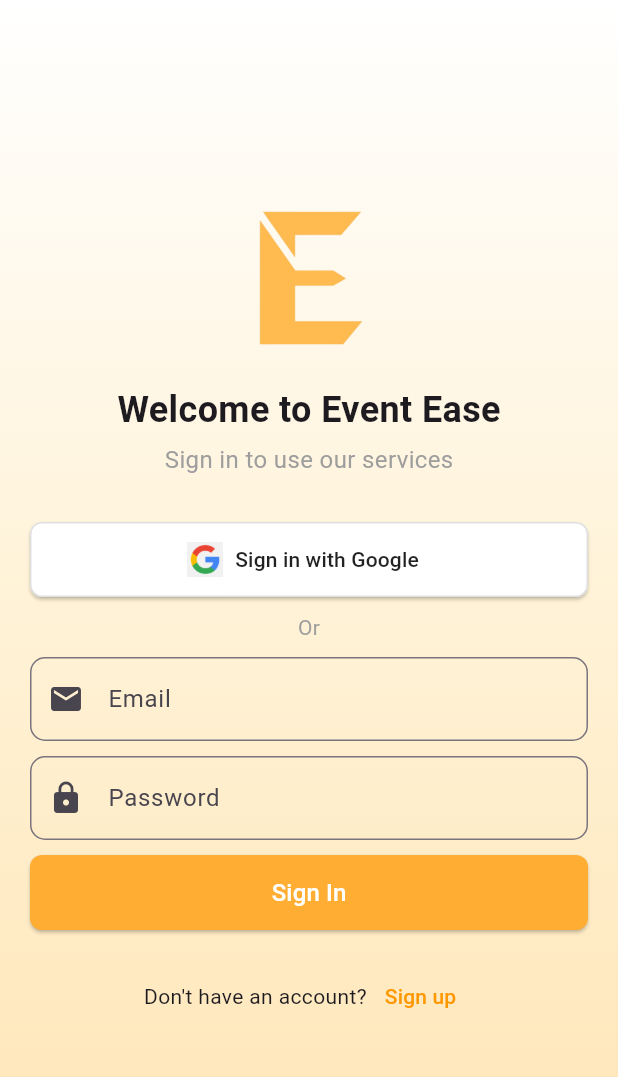
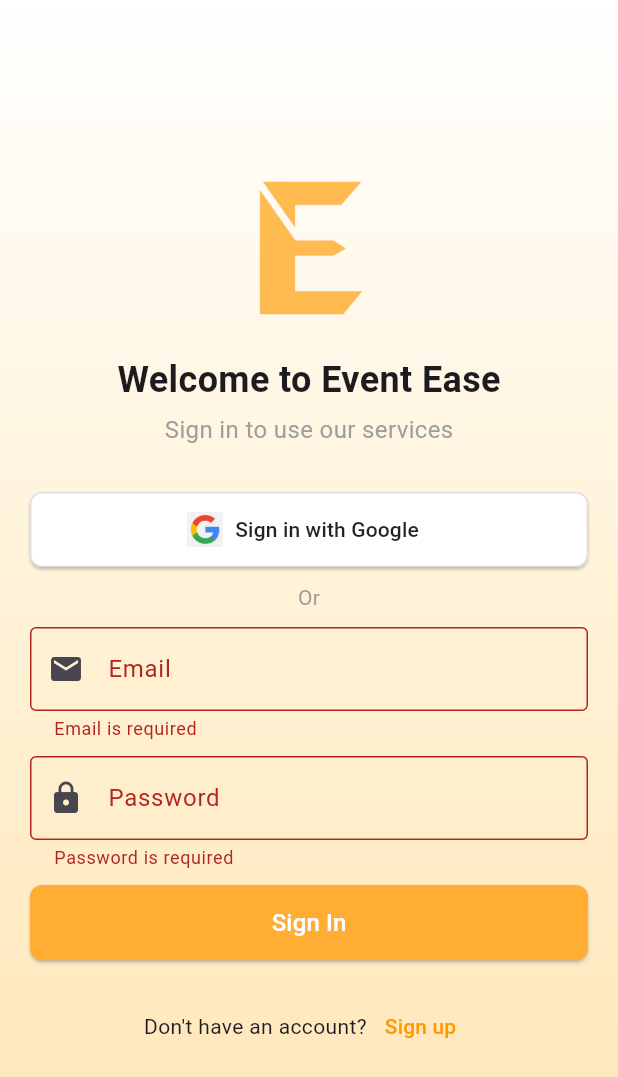
Before and after one commit to Gakwaya011/Event_EASE, a Flutter app: the screen it shows after launch, after a tap on "Sign In", on a phone screen of 412 x 824 dp. Shown: the top 1077 px of the screen. Run offline on Flutter 3.47's test engine with Material 3 defaults, Android fonts, the phone set to English and light mode, and no system bars; our stand-ins replace firebase_auth, firebase_core, go_router, google_sign_in; accounts and stored records are empty.

```diff
--- a/event_ease/lib/features/auth/presentation/pages/login_page.dart
+++ b/event_ease/lib/features/auth/presentation/pages/login_page.dart
@@ -2,17 +2,27 @@
 import 'package:flutter/material.dart';
 import 'package:provider/provider.dart';
 import 'package:go_router/go_router.dart';
-import '../widgets/custom_textfield.dart';
+//import '../widgets/custom_textfield.dart';
 import '../widgets/google_signin_button.dart';
 
-class LoginPage extends StatelessWidget {
+class LoginPage extends StatefulWidget {
   const LoginPage({super.key});
+
+  @override
+  State<LoginPage> createState() => _LoginPageState();
+}
+
+class _LoginPageState extends State<LoginPage> {
+  final TextEditingController emailController = TextEditingController();
+  final TextEditingController passwordController = TextEditingController();
+  final _formKey = GlobalKey<FormState>();
+  String? errorMessage;
+
+  bool isLoading = false;
 
   @override
   Widget build(BuildContext context) {
     final authProvider = Provider.of<AuthProvider>(context, listen: false);
-    final TextEditingController emailController = TextEditingController();
-    final TextEditingController passwordController = TextEditingController();
 
     return Scaffold(
       body: Container(
@@ -23,12 +33,15 @@
             colors: [
               Colors.white,
               Color(0xFFFFF2D6),
-              Color(0xFFFFE4B3),],
+              Color(0xFFFFE4B3),
+            ],
           ),
         ),
         child: Center(
           child: SingleChildScrollView(
             padding: const EdgeInsets.symmetric(horizontal: 20.0),
+            child: Form(
+              key: _formKey,
               child: Column(
                 mainAxisAlignment: MainAxisAlignment.center,
                 children: [
@@ -51,29 +64,72 @@
                   const Text("Or", style: TextStyle(fontSize: 14, color: Colors.grey)),
                   const SizedBox(height: 10),
 
-                CustomTextField(
+                  // Email Input
+                  TextFormField(
                     controller: emailController,
-                  hintText: "Email",
-                  icon: Icons.email,
+                    decoration: InputDecoration(
+                      labelText: "Email",
+                      border: OutlineInputBorder(),
+                      prefixIcon: const Icon(Icons.email),
+                    ),
+                    validator: (value) {
+                      if (value == null || value.isEmpty) return 'Email is required';
+                      if (!RegExp(r'^[\w-\.]+@([\w-]+\.)+[\w]{2,4}$').hasMatch(value)) {
+                        return 'Enter a valid email';
+                      }
+                      return null;
+                    },
                   ),
                   const SizedBox(height: 10),
 
-                CustomTextField(
+                  // Password Input
+                  TextFormField(
                     controller: passwordController,
-                  hintText: "Password",
-                  icon: Icons.lock,
                     obscureText: true,
+                    decoration: InputDecoration(
+                      labelText: "Password",
+                      border: OutlineInputBorder(),
+                      prefixIcon: const Icon(Icons.lock),
+                    ),
+                    validator: (value) {
+                      if (value == null || value.isEmpty) return 'Password is required';
+                      if (value.length < 6) return 'Password must be at least 6 characters';
+                      return null;
+                    },
                   ),
                   const SizedBox(height: 10),
 
+                  // Error Message
+                  if (errorMessage != null) ...[
+                    Text(
+                      errorMessage!,
+                      style: const TextStyle(color: Colors.red),
+                    ),
+                    const SizedBox(height: 10),
+                  ],
+
+                  // Login Button
                   ElevatedButton(
                     onPressed: () async {
-                    await authProvider.signInWithEmail(
+                      if (_formKey.currentState!.validate()) {
+                        setState(() {
+                          isLoading = true;
+                          errorMessage = null;
+                        });
+                        bool success = await authProvider.signInWithEmail(
                           emailController.text.trim(),
                           passwordController.text.trim(),
                         );
-                    if (authProvider.isAuthenticated) {
+                        setState(() {
+                          isLoading = false;
+                        });
+                        if (success) {
                           context.go('/home');
+                        } else {
+                          setState(() {
+                            errorMessage = "Invalid email or password";
+                          });
+                        }
                       }
                     },
                     style: ElevatedButton.styleFrom(
@@ -84,7 +140,9 @@
                         borderRadius: BorderRadius.circular(8),
                       ),
                     ),
-                  child: const Text("Sign In", style: TextStyle(fontSize: 16, color: Colors.white)),
+                    child: isLoading
+                        ? const CircularProgressIndicator(color: Colors.white)
+                        : const Text("Sign In", style: TextStyle(fontSize: 16, color: Colors.white)),
                   ),
 
                   const SizedBox(height: 20),
@@ -106,6 +164,7 @@
             ),
           ),
         ),
+      ),
     );
   }
 }
--- a/event_ease/lib/features/auth/presentation/widgets/google_signin_button.dart
+++ b/event_ease/lib/features/auth/presentation/widgets/google_signin_button.dart
@@ -7,8 +7,10 @@
   Widget build(BuildContext context) {
     return ElevatedButton.icon(
       onPressed: () {
-        // Implement Google Sign-In logic
+        // Implement Goog
+        //le Sign-In logic
         Provider.of<AuthProvider>(context, listen: false).signInWithGoogle();
+
 
       },
       icon: Image.asset(
```
Also changed, not shown: event_ease/lib/core/providers/auth_provider.dart (+15 -7 lines), 3 other files. Lines whose indentation alone changed are shown as unchanged.
